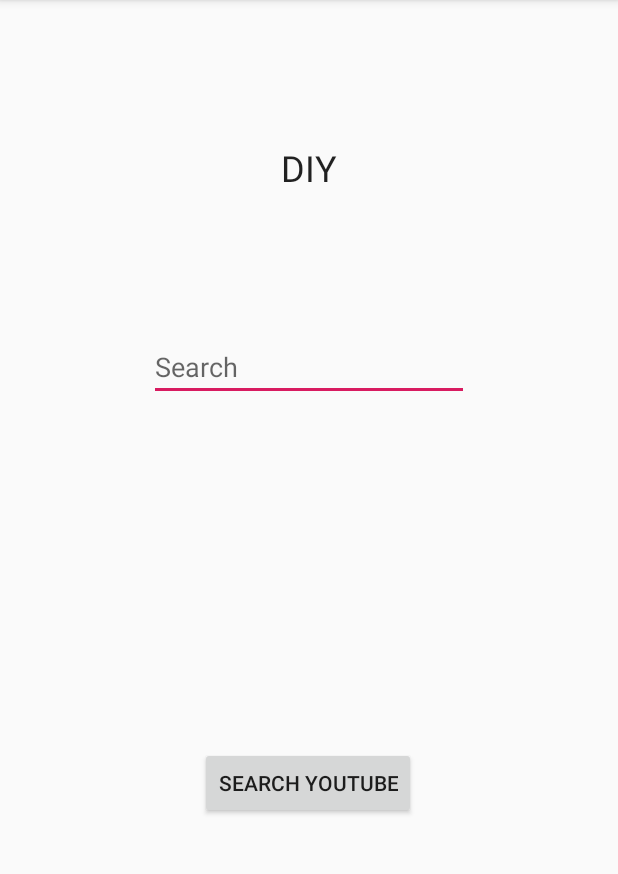
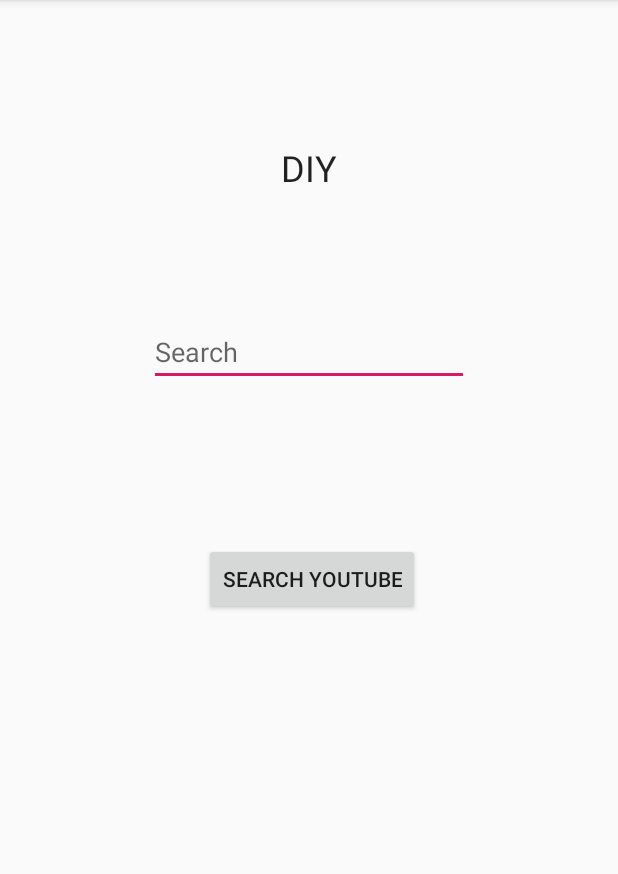
Before and after one commit to Blomquist-Ryan/Automaintenance, an Android app: the DIY screen opened directly, with no data from a screen before it, after a tap on "SEARCH YOUTUBE", on a phone screen of 412 x 824 dp, the part 84-958 px from its top. Run offline under Robolectric (Android 15) with nearby library versions, the phone set to English and light mode, and no system bars.

Commit message:
Changed the DIY class and added functionality to the youtube search.
Added an about class and activity.

Did some small code cleanup and changed the commit() in Settings.

```diff
--- a/app/src/main/java/com/example/automaintenance/DIY.java
+++ b/app/src/main/java/com/example/automaintenance/DIY.java
@@ -1,7 +1,9 @@
 package com.example.automaintenance;
 
 import android.content.Intent;
+import android.content.SharedPreferences;
 import android.net.Uri;
+import android.preference.PreferenceManager;
 import android.support.v7.app.AppCompatActivity;
 import android.os.Bundle;
 import android.view.View;
@@ -9,31 +11,57 @@ import android.widget.EditText;
 import com.google.gson.Gson;
 
 public class DIY extends AppCompatActivity {
-    String searchterm;
-
     @Override
     protected void onCreate(Bundle savedInstanceState) {
         super.onCreate(savedInstanceState);
         setContentView(R.layout.activity_diy);
         Intent intent = getIntent();
-        // this will be where we get the info for the vehicle from
-        // from shared preferences.
-        // Gson gson = new Gson();
     }
+    // Class methods
 
-    // Class methods
+    /**
+     * This method gets the video link and the builds
+     * a searchable string that includes the year, make,
+     * and model of the user's vehicle.
+     * @return
+     */
     private String getVideoLink() {
-        EditText searchbar = findViewById(R.id.search);
-        String search = searchbar.getText().toString();
+        String vehicleName = getVehicleName();
+        EditText searchBar = findViewById(R.id.search);
+        String search = vehicleName + " " + searchBar.getText().toString();
         return search;
     }
 
     /**
-     * creates an intent to youtube to search for DIY Videos
+     * Creates an intent to youtube to search for DIY Videos
+     * using the string that was created in getVideoLink().
+     *
      * @param view
      */
-    public void toYoutube(View view){
+    public void toYoutube(View view) {
         String search = getVideoLink();
-        startActivity(new Intent(Intent.ACTION_VIEW, Uri.parse("http://www.youtube.com/results?search_query=" +  search)));
+        startActivity(new Intent(Intent.ACTION_VIEW,
+                Uri.parse("http://www.youtube.com/results?search_query=" + search)));
+    }
+
+    /**
+     * Loads the user's vehicle from sharedPreferences and then
+     * calls the getVehicleName function in order to return the vehicle's
+     * name for the YouTube search.
+     * @return vehicleName
+     */
+    public String getVehicleName() {
+        Gson gson = new Gson();
+        SharedPreferences prefs = PreferenceManager.getDefaultSharedPreferences(this);
+        String savedVehicleInfo = prefs.getString("newVehicle", "Missing");
+
+        if (savedVehicleInfo.equals("Missing")) {
+            return null;
+        }
+        else {
+            Vehicle loadedVehicle = gson.fromJson(savedVehicleInfo, Vehicle.class);
+            String vehicleName = loadedVehicle.getVehicleName();
+            return vehicleName;
+        }
     }
 }
--- a/app/src/main/java/com/example/automaintenance/NewVehicle.java
+++ b/app/src/main/java/com/example/automaintenance/NewVehicle.java
@@ -22,8 +22,8 @@ public class NewVehicle extends AppCompatActivity {
     }
 
     /**
-     * creates a new vehicle and stores it to shared preferences
-     * and returns the home page
+     * Creates a new vehicle and stores it to shared preferences
+     * and returns the home page.
      * @param view
      */
     public void returnToHomePage(View view) {
@@ -44,7 +44,7 @@ public class NewVehicle extends AppCompatActivity {
     }
 
     /***
-     * Fills in values for a new vehicle to be added to the list of vehicles
+     * Fills in values for a new vehicle to be added to the list of vehicles.
      *
      * @return
      */
--- a/app/src/main/java/com/example/automaintenance/Options.java
+++ b/app/src/main/java/com/example/automaintenance/Options.java
@@ -1,7 +1,6 @@
 package com.example.automaintenance;
 
 import android.content.Intent;
-import android.graphics.Path;
 import android.support.v7.app.AppCompatActivity;
 import android.os.Bundle;
 import android.view.View;
--- a/app/src/main/java/com/example/automaintenance/Service.java
+++ b/app/src/main/java/com/example/automaintenance/Service.java
@@ -43,6 +43,4 @@ public class Service extends AppCompatActivity {
         return 0;
     }
 
-
-
 }
--- a/app/src/main/java/com/example/automaintenance/ServiceHistory.java
+++ b/app/src/main/java/com/example/automaintenance/ServiceHistory.java
@@ -14,7 +14,7 @@ public class ServiceHistory extends AppCompatActivity {
         setContentView(R.layout.activity_service_history);
         Intent intent = getIntent();
 
-        Choices = (Spinner) findViewById(R.id.serviceType);
+        Choices = findViewById(R.id.serviceType);
         ArrayAdapter<String> adapter = new ArrayAdapter<>(this,
                 android.R.layout.simple_list_item_1, getResources().getStringArray(R.array.Service_Options));
         Choices.setAdapter(adapter);
--- a/app/src/main/java/com/example/automaintenance/Settings.java
+++ b/app/src/main/java/com/example/automaintenance/Settings.java
@@ -23,7 +23,7 @@ public class Settings extends AppCompatActivity {
      */
     public void clearVehicle(View view) {
         SharedPreferences prefs = PreferenceManager.getDefaultSharedPreferences(this);
-        prefs.edit().clear().commit();
+        prefs.edit().clear().apply();
 
         Toast.makeText(this, "The user's saved vehicle has been cleared.",
                 Toast.LENGTH_SHORT).show();
--- a/app/src/main/res/layout/activity_diy.xml
+++ b/app/src/main/res/layout/activity_diy.xml
@@ -21,25 +21,26 @@
         android:id="@+id/search"
         android:layout_width="wrap_content"
         android:layout_height="wrap_content"
+        android:layout_marginTop="212dp"
         android:ems="10"
         android:hint="Search"
         android:inputType="textPersonName"
-        app:layout_constraintBottom_toTopOf="@+id/YouTubeSearch"
         app:layout_constraintEnd_toEndOf="parent"
         app:layout_constraintStart_toStartOf="parent"
-        app:layout_constraintTop_toTopOf="parent" />
+        app:layout_constraintTop_toTopOf="parent"
+        app:layout_constraintVertical_chainStyle="spread_inside" />
 
     <Button
         android:id="@+id/YouTubeSearch"
         android:layout_width="wrap_content"
-        android:layout_height="wrap_content"
-        android:layout_marginTop="8dp"
+        android:layout_height="48dp"
+        android:layout_marginTop="86dp"
+        android:layout_marginEnd="132dp"
+        android:layout_marginRight="132dp"
+        android:layout_marginBottom="340dp"
         android:onClick="toYoutube"
         android:text="Search YouTube"
         app:layout_constraintBottom_toBottomOf="parent"
         app:layout_constraintEnd_toEndOf="parent"
-        app:layout_constraintHorizontal_bias="0.498"
-        app:layout_constraintStart_toStartOf="parent"
-        app:layout_constraintTop_toBottomOf="@+id/search"
-        app:layout_constraintVertical_bias="0.125" />
+        app:layout_constraintTop_toBottomOf="@+id/search" />
 </android.support.constraint.ConstraintLayout>
--- a/app/src/main/res/layout/activity_main.xml
+++ b/app/src/main/res/layout/activity_main.xml
@@ -71,6 +71,7 @@
         android:layout_marginEnd="28dp"
         android:layout_marginRight="28dp"
         android:layout_marginBottom="56dp"
+        android:onClick="toAbout"
         android:text="About"
         app:layout_constraintBottom_toBottomOf="parent"
         app:layout_constraintEnd_toEndOf="parent"
--- a/app/src/main/res/layout/activity_options.xml
+++ b/app/src/main/res/layout/activity_options.xml
@@ -39,7 +39,7 @@
         android:layout_marginEnd="132dp"
         android:layout_marginRight="132dp"
         android:onClick="toServiceHistory"
-        android:text="service history"
+        android:text="Service History"
         app:layout_constraintEnd_toEndOf="parent"
         app:layout_constraintHorizontal_bias="0.0"
         app:layout_constraintStart_toStartOf="parent"
--- a/app/src/main/res/layout/activity_settings.xml
+++ b/app/src/main/res/layout/activity_settings.xml
@@ -9,12 +9,12 @@
     <TextView
         android:id="@+id/textView"
         android:layout_width="225dp"
-        android:layout_height="38dp"
-        android:layout_marginTop="16dp"
+        android:layout_height="37dp"
+        android:layout_marginTop="28dp"
         android:text="Settings"
+        android:textAlignment="center"
         android:textAppearance="@style/TextAppearance.AppCompat.Title"
         app:layout_constraintEnd_toEndOf="parent"
-        app:layout_constraintHorizontal_bias="0.086"
         app:layout_constraintStart_toStartOf="parent"
         app:layout_constraintTop_toTopOf="parent" />
 
```
Also changed, not shown: app/src/main/AndroidManifest.xml (+5 -2 lines), app/src/main/java/com/example/automaintenance/About.java (added, +12 -0 lines), app/src/main/java/com/example/automaintenance/MainActivity.java (+8 -0 lines), app/src/main/res/layout/activity_about.xml (added, +35 -0 lines).
